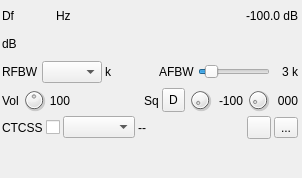
Qt form plugins/channelrx/demodnfm/nfmdemodgui.ui (f4exb/sdrangel) before a commit.
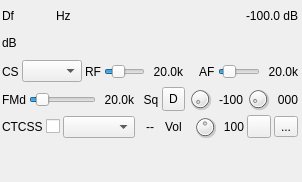
The same form after that commit. Icons and pictures are not drawn. Custom widgets are drawn as their Qt base class.

```diff
--- a/plugins/channelrx/demodnfm/nfmdemodgui.ui
+++ b/plugins/channelrx/demodnfm/nfmdemodgui.ui
@@ -7,7 +7,7 @@
     <x>0</x>
     <y>0</y>
     <width>302</width>
-    <height>178</height>
+    <height>182</height>
    </rect>
   </property>
   <property name="sizePolicy">
@@ -206,12 +206,12 @@
       <item>
        <widget class="QLabel" name="rfBWLabel">
         <property name="text">
-         <string>RFBW</string>
+         <string>CS</string>
         </property>
        </widget>
       </item>
       <item>
-       <widget class="QComboBox" name="rfBW">
+       <widget class="QComboBox" name="channelSpacing">
         <property name="maximumSize">
          <size>
           <width>60</width>
@@ -224,18 +224,53 @@
        </widget>
       </item>
       <item>
-       <widget class="QLabel" name="rfBWUnitText">
+       <widget class="QLabel" name="rfLabel">
+        <property name="text">
+         <string>RF</string>
+        </property>
+       </widget>
+      </item>
+      <item>
+       <widget class="QSlider" name="rfBW">
         <property name="minimumSize">
          <size>
-          <width>10</width>
+          <width>0</width>
           <height>0</height>
          </size>
         </property>
+        <property name="toolTip">
+         <string>RF bandwidth (kHz)</string>
+        </property>
+        <property name="minimum">
+         <number>1</number>
+        </property>
+        <property name="maximum">
+         <number>400</number>
+        </property>
+        <property name="pageStep">
+         <number>1</number>
+        </property>
+        <property name="value">
+         <number>110</number>
+        </property>
+        <property name="orientation">
+         <enum>Qt::Horizontal</enum>
+        </property>
+       </widget>
+      </item>
+      <item>
+       <widget class="QLabel" name="rfBWText">
+        <property name="minimumSize">
+         <size>
+          <width>35</width>
+          <height>0</height>
+         </size>
+        </property>
         <property name="text">
-         <string>k</string>
+         <string>20.0k</string>
         </property>
         <property name="alignment">
-         <set>Qt::AlignLeading|Qt::AlignLeft|Qt::AlignVCenter</set>
+         <set>Qt::AlignRight|Qt::AlignTrailing|Qt::AlignVCenter</set>
         </property>
        </widget>
       </item>
@@ -252,23 +287,10 @@
         </property>
        </widget>
       </item>
-      <item>
-       <spacer name="horizontalSpacer_3">
-        <property name="orientation">
-         <enum>Qt::Horizontal</enum>
-        </property>
-        <property name="sizeHint" stdset="0">
-         <size>
-          <width>40</width>
-          <height>20</height>
-         </size>
-        </property>
-       </spacer>
-      </item>
       <item>
        <widget class="QLabel" name="afLabel">
         <property name="text">
-         <string>AFBW</string>
+         <string>AF</string>
         </property>
        </widget>
       </item>
@@ -287,13 +309,13 @@
          <number>1</number>
         </property>
         <property name="maximum">
-         <number>20</number>
+         <number>200</number>
         </property>
         <property name="pageStep">
          <number>1</number>
         </property>
         <property name="value">
-         <number>3</number>
+         <number>30</number>
         </property>
         <property name="orientation">
          <enum>Qt::Horizontal</enum>
@@ -304,12 +326,12 @@
        <widget class="QLabel" name="afBWText">
         <property name="minimumSize">
          <size>
-          <width>25</width>
+          <width>35</width>
           <height>0</height>
          </size>
         </property>
         <property name="text">
-         <string>3 k</string>
+         <string>20.0k</string>
         </property>
         <property name="alignment">
          <set>Qt::AlignRight|Qt::AlignTrailing|Qt::AlignVCenter</set>
@@ -321,22 +343,25 @@
     <item>
      <layout class="QHBoxLayout" name="squelchLayout">
       <item>
-       <widget class="QLabel" name="volumeLabel">
+       <widget class="QLabel" name="fmDevLabel">
         <property name="text">
-         <string>Vol</string>
+         <string>FMd</string>
         </property>
        </widget>
       </item>
       <item>
-       <widget class="QDial" name="volume">
-        <property name="maximumSize">
+       <widget class="QSlider" name="fmDev">
+        <property name="minimumSize">
          <size>
-          <width>24</width>
-          <height>24</height>
+          <width>0</width>
+          <height>0</height>
          </size>
         </property>
         <property name="toolTip">
-         <string>Sound volume (%)</string>
+         <string>FM peak deviation (kHz)</string>
+        </property>
+        <property name="minimum">
+         <number>1</number>
         </property>
         <property name="maximum">
          <number>200</number>
@@ -348,52 +373,33 @@
          <number>1</number>
         </property>
         <property name="value">
-         <number>100</number>
+         <number>25</number>
         </property>
-       </widget>
-      </item>
-      <item>
-       <widget class="QLabel" name="volumeText">
-        <property name="minimumSize">
-         <size>
-          <width>0</width>
-          <height>0</height>
-         </size>
-        </property>
-        <property name="maximumSize">
-         <size>
-          <width>30</width>
-          <height>16777215</height>
-         </size>
-        </property>
-        <property name="toolTip">
-         <string>Sound volume (%)</string>
-        </property>
-        <property name="text">
-         <string>100</string>
-        </property>
-        <property name="alignment">
-         <set>Qt::AlignRight|Qt::AlignTrailing|Qt::AlignVCenter</set>
-        </property>
-       </widget>
-      </item>
-      <item>
-       <spacer name="horizontalSpacer_2">
         <property name="orientation">
          <enum>Qt::Horizontal</enum>
         </property>
-        <property name="sizeHint" stdset="0">
+       </widget>
+      </item>
+      <item>
+       <widget class="QLabel" name="fmDevText">
+        <property name="minimumSize">
          <size>
-          <width>40</width>
-          <height>20</height>
+          <width>35</width>
+          <height>0</height>
          </size>
         </property>
-       </spacer>
+        <property name="text">
+         <string>20.0k</string>
+        </property>
+        <property name="alignment">
+         <set>Qt::AlignRight|Qt::AlignTrailing|Qt::AlignVCenter</set>
+        </property>
+       </widget>
       </item>
       <item>
        <widget class="QLabel" name="squelchLabel">
         <property name="text">
-         <string>Sq</string>
+         <string>  Sq</string>
         </property>
        </widget>
       </item>
@@ -565,17 +571,61 @@
        </widget>
       </item>
       <item>
-       <spacer name="ctcssSpacer">
-        <property name="orientation">
-         <enum>Qt::Horizontal</enum>
+       <widget class="QLabel" name="volumeLabel">
+        <property name="text">
+         <string>Vol</string>
         </property>
-        <property name="sizeHint" stdset="0">
+       </widget>
+      </item>
+      <item>
+       <widget class="QDial" name="volume">
+        <property name="maximumSize">
          <size>
-          <width>40</width>
-          <height>20</height>
+          <width>24</width>
+          <height>24</height>
          </size>
         </property>
-       </spacer>
+        <property name="toolTip">
+         <string>Sound volume (%)</string>
+        </property>
+        <property name="maximum">
+         <number>200</number>
+        </property>
+        <property name="singleStep">
+         <number>1</number>
+        </property>
+        <property name="pageStep">
+         <number>1</number>
+        </property>
+        <property name="value">
+         <number>100</number>
+        </property>
+       </widget>
+      </item>
+      <item>
+       <widget class="QLabel" name="volumeText">
+        <property name="minimumSize">
+         <size>
+          <width>0</width>
+          <height>0</height>
+         </size>
+        </property>
+        <property name="maximumSize">
+         <size>
+          <width>30</width>
+          <height>16777215</height>
+         </size>
+        </property>
+        <property name="toolTip">
+         <string>Sound volume (%)</string>
+        </property>
+        <property name="text">
+         <string>100</string>
+        </property>
+        <property name="alignment">
+         <set>Qt::AlignRight|Qt::AlignTrailing|Qt::AlignVCenter</set>
+        </property>
+       </widget>
       </item>
       <item>
        <widget class="ButtonSwitch" name="highPassFilter">
```
Left out of the diff: 7 changed lines with no effect on the pictures.
